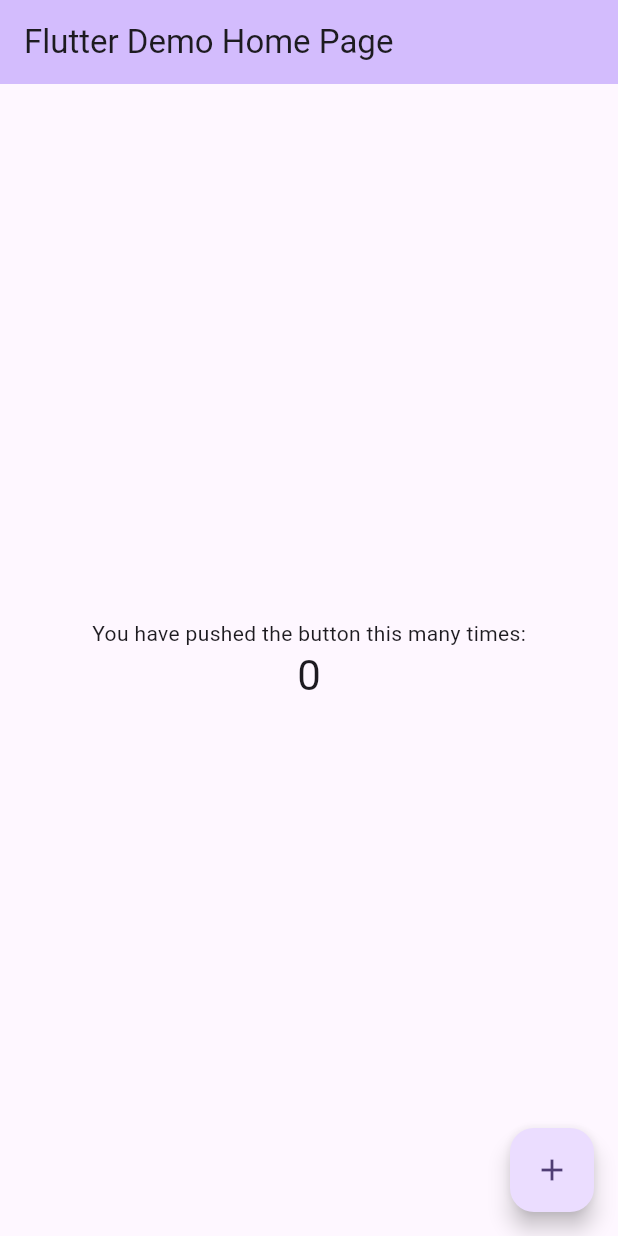
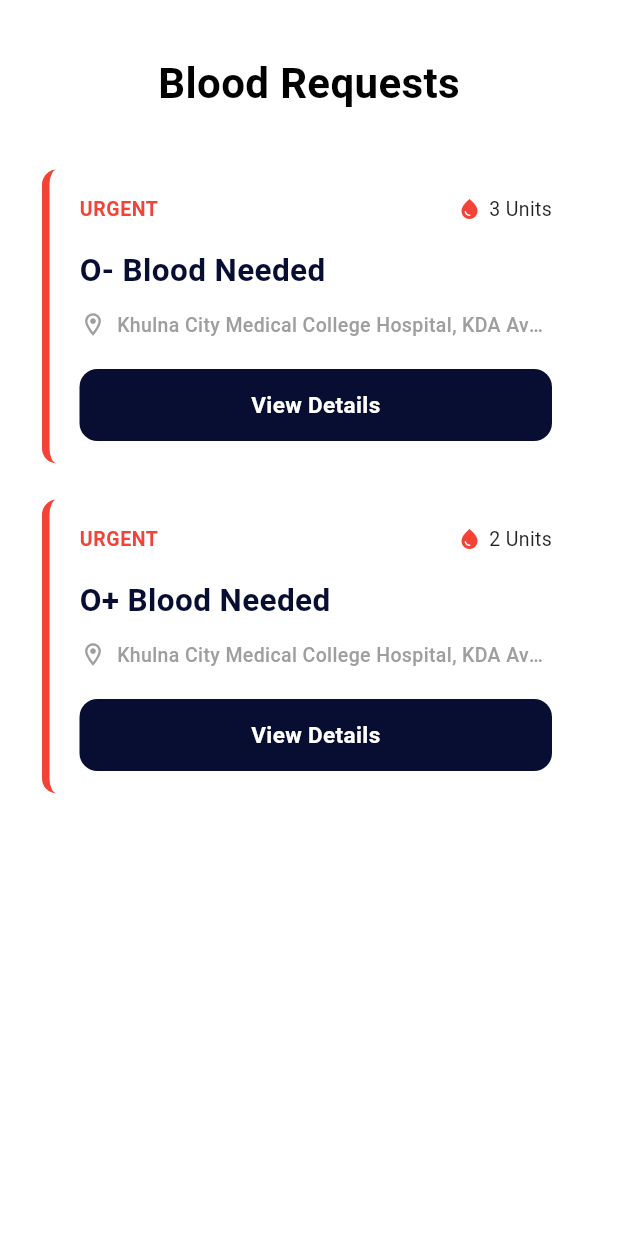
Before and after one commit to tahsinahmed-sys/Module19-Live-Exam-1, a Flutter app: the screen it shows after launch, on a phone screen of 412 x 824 dp. Run offline on Flutter 3.47's test engine with Material 3 defaults, Android fonts, the phone set to English and light mode, and no system bars.

Commit message:
Complete UI

```diff
--- a/lib/main.dart
+++ b/lib/main.dart
@@ -1,87 +1,184 @@
+
 import 'package:flutter/material.dart';
 
 void main() {
-  runApp(const MyApp());
+  runApp(const MaterialApp(
+    debugShowCheckedModeBanner: false,
+    home: BloodRequestsPage(),
+  ));
 }
 
-class MyApp extends StatelessWidget {
-  const MyApp({super.key});
+class BloodRequestsPage extends StatelessWidget {
+  const BloodRequestsPage({super.key});
 
-  // This widget is the root of your application.
+  static const Color navy = Colors.indigo;
+  static const Color red = Colors.red;
+  static const Color grey = Colors.grey;
+
   @override
   Widget build(BuildContext context) {
-    return MaterialApp(
-      title: 'Flutter Demo',
-      theme: ThemeData(
+    return Scaffold(
+      backgroundColor: Colors.white,
+      body: SafeArea(
+        child: Padding(
+          padding: const EdgeInsets.symmetric(horizontal: 28),
+          child: Column(
+            children: [
+              const SizedBox(height: 35),
 
-        colorScheme: .fromSeed(seedColor: Colors.deepPurple),
+              const Text(
+                'Blood Requests',
+                style: TextStyle(
+                  fontSize: 28,
+                  fontWeight: FontWeight.bold,
+                  color: Colors.black,
                 ),
-      home: const MyHomePage(title: 'Flutter Demo Home Page'),
+              ),
+
+              const SizedBox(height: 38),
+
+              const BloodRequestCard(
+                bloodGroup: 'O-',
+                units: 3,
+              ),
+
+              const SizedBox(height: 24),
+
+              const BloodRequestCard(
+                bloodGroup: 'O+',
+                units: 2,
+              ),
+            ],
+          ),
+        ),
+      ),
     );
   }
 }
 
-class MyHomePage extends StatefulWidget {
-  const MyHomePage({super.key, required this.title});
+class BloodRequestCard extends StatelessWidget {
+  final String bloodGroup;
+  final int units;
 
+  const BloodRequestCard({
+    super.key,
+    required this.bloodGroup,
+    required this.units,
+  });
 
-  final String title;
-
-  @override
-  State<MyHomePage> createState() => _MyHomePageState();
-}
-
-class _MyHomePageState extends State<MyHomePage> {
-  int _counter = 0;
-
-  void _incrementCounter() {
-    setState(() {
-
-      _counter++;
-    });
-  }
+  static const Color navy = Color.fromRGBO(8, 13, 50, 1);
+  static const Color red = Colors.red;
+  static const Color grey = Colors.grey;
 
   @override
   Widget build(BuildContext context) {
-
-    return Scaffold(
-      appBar: AppBar(
-
-        backgroundColor: Theme.of(context).colorScheme.inversePrimary,
-
-        title: Text(widget.title),
+    return Container(
+      width: double.infinity,
+      padding: const EdgeInsets.fromLTRB(20, 17, 16, 15),
+      decoration: const BoxDecoration(
+        color: Colors.white,
+        border: Border(
+          left: BorderSide(
+            color: red,
+            width: 5,
           ),
-      body: Center(
-        // Center is a layout widget. It takes a single child and positions it
-        // in the middle of the parent.
+        ),
+        borderRadius: BorderRadius.only(
+          topLeft: Radius.circular(10),
+          bottomLeft: Radius.circular(10),
+        ),
+      ),
       child: Column(
-          // Column is also a layout widget. It takes a list of children and
-          // arranges them vertically. By default, it sizes itself to fit its
-          // children horizontally, and tries to be as tall as its parent.
-          //
-          // Column has various properties to control how it sizes itself and
-          // how it positions its children. Here we use mainAxisAlignment to
-          // center the children vertically; the main axis here is the vertical
-          // axis because Columns are vertical (the cross axis would be
-          // horizontal).
-          //
-          // TRY THIS: Invoke "debug painting" (choose the "Toggle Debug Paint"
-          // action in the IDE, or press "p" in the console), to see the
-          // wireframe for each widget.
-          mainAxisAlignment: .center,
+        crossAxisAlignment: CrossAxisAlignment.start,
         children: [
-            const Text('You have pushed the button this many times:'),
+          Row(
+            mainAxisAlignment: MainAxisAlignment.spaceBetween,
+            children: [
+              const Text(
+                'URGENT',
+                style: TextStyle(
+                  color: red,
+                  fontSize: 13,
+                  fontWeight: FontWeight.bold,
+                  letterSpacing: 0.4,
+                ),
+              ),
+              Row(
+                children: [
+                  const Icon(
+                    Icons.water_drop,
+                    color: red,
+                    size: 16,
+                  ),
+                  const SizedBox(width: 5),
                   Text(
-              '$_counter',
-              style: Theme.of(context).textTheme.headlineMedium,
+                    '$units Units',
+                    style: const TextStyle(
+                      fontSize: 13,
+                      color: Colors.black87,
+                    ),
                   ),
                 ],
               ),
+            ],
           ),
-      floatingActionButton: FloatingActionButton(
-        onPressed: _incrementCounter,
-        tooltip: 'Increment',
-        child: const Icon(Icons.add),
+
+          const SizedBox(height: 16),
+
+          Text(
+            '$bloodGroup Blood Needed',
+            style: const TextStyle(
+              fontSize: 21,
+              fontWeight: FontWeight.bold,
+              color: navy,
+            ),
+          ),
+
+          const SizedBox(height: 12),
+
+          Row(
+            children: [
+              const Icon(
+                Icons.location_on_outlined,
+                size: 18,
+                color: grey,
+              ),
+              const SizedBox(width: 7),
+              const Expanded(
+                child: Text(
+                  'Khulna City Medical College Hospital, KDA Ave...',
+                  maxLines: 1,
+                  overflow: TextOverflow.ellipsis,
+                  style: TextStyle(
+                    fontSize: 13,
+                    color: grey,
+                    fontWeight: FontWeight.w500,
+                  ),
+                ),
+              ),
+            ],
+          ),
+
+          const SizedBox(height: 20),
+
+          Container(
+            width: double.infinity,
+            height: 48,
+            alignment: Alignment.center,
+            decoration: BoxDecoration(
+              color: navy,
+              borderRadius: BorderRadius.circular(12),
+            ),
+            child: const Text(
+              'View Details',
+              style: TextStyle(
+                color: Colors.white,
+                fontSize: 15,
+                fontWeight: FontWeight.w600,
+              ),
+            ),
+          ),
+        ],
       ),
     );
   }
```
Lines whose indentation alone changed are shown as unchanged.
